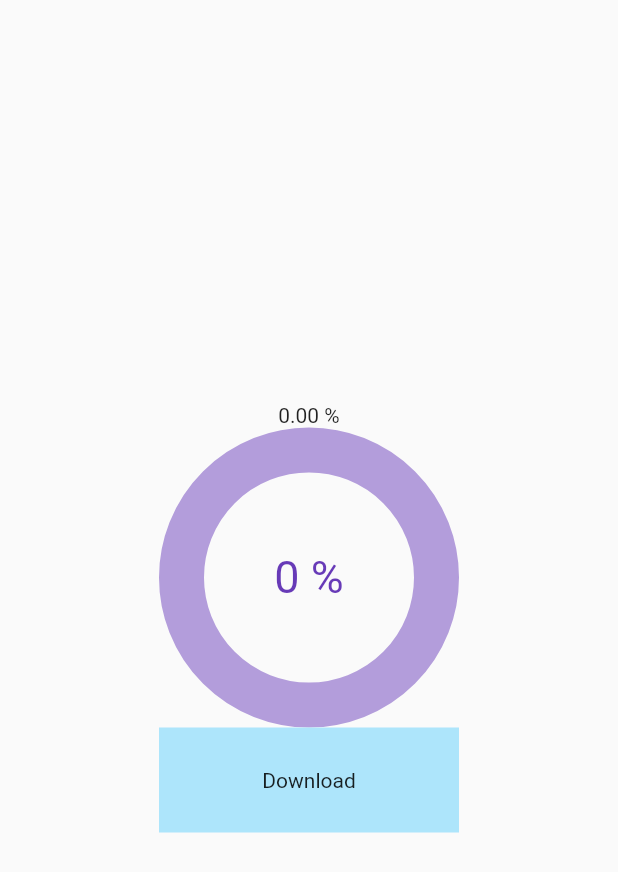
After one commit to Navdip-2003/friday_chat_app, a Flutter app: the download_storage screen opened directly, after a tap on "Download", on a phone screen of 412 x 824 dp. The commit adds this screen. Shown: the top 872 px of the screen. Run offline on Flutter 3.47's test engine with Material 2 defaults, Android fonts, the phone set to English and light mode, and no system bars; drawn by our look-alikes of percent_indicator; our stand-ins replace audioplayers, auto_size_text, cached_network_image, cloud_firestore, dio, file_picker and 17 more; missing offline and left inert: advstory, clipboard, dart:ffi, flutter_launcher_icons, image_downloader and 3 more; accounts and stored records are empty; network calls fail.

```diff
--- a/lib/advance_feature/audio_player.dart
+++ b/lib/advance_feature/audio_player.dart
@@ -11,6 +11,7 @@ import 'package:flutter/src/widgets/framework.dart';
 import 'package:file_picker/file_picker.dart';
 import 'package:audioplayers/audioplayers.dart';
 import 'package:flutter_launcher_icons/xml_templates.dart';
+import 'package:friday_chat_app/advance_feature/download_local_storage.dart';
 import 'package:friday_chat_app/advance_feature/player_audio.dart';
 import 'package:friday_chat_app/variables.dart';
 class audio_player extends StatefulWidget {
@@ -156,7 +157,7 @@ class _audio_playerState extends State<audio_player> {
                 ),
                 ElevatedButton(
                   onPressed: () async {
-                    var file = "/data/user/0/com.example.friday_chat_app/cache/file_picker/Mind_Relaxing_Mashup_|_Lo-fi_Cover_|_Romantic_Non-Stop_Jukebox_|_Bollywood_Songs_|_Relaxx_Vibes(128k)";
+                    var file = "/data/user/0/com.example.friday_chat_app/cache/file_picker/Gujarati_Slowed_+_Reverb_Mixtape_1_|_30_Minutes_to_Relax_and_Chill_|_Yours_Lo-fi_(_Gujarati_Lofi_)(128k).m4a";
                    if(await File(file).exists()){
                     log("file exists: " );
 
@@ -165,11 +166,17 @@ class _audio_playerState extends State<audio_player> {
 
                    }
 
-                    _player.play(UrlSource("/data/user/0/com.example.friday_chat_app/cache/file_picker/Mind_Relaxing_Mashup_|_Lo-fi_Cover_|_Romantic_Non-Stop_Jukebox_|_Bollywood_Songs_|_Relaxx_Vibes(128k)"));
+                    _player.play(UrlSource(file));
 
                   },
                   child: Text("PICK LOCAL AUDIO FILE")
                 ),
+                ElevatedButton(onPressed: (){
+                  Navigator.push(context, MaterialPageRoute(builder: (context)=>download_storage()));
+
+                }, child: Text("GEt DowNload "))
+
+
               ],
             ),
           ),
--- /dev/null
+++ b/lib/advance_feature/download_local_storage.dart
@@ -0,0 +1,153 @@
+import 'dart:developer';
+import 'dart:io';
+import 'package:dio/dio.dart';
+import 'package:flutter/material.dart';
+import 'package:flutter/src/widgets/container.dart';
+import 'package:flutter/src/widgets/framework.dart';
+import 'package:intl/intl.dart';
+import 'package:path_provider/path_provider.dart';
+import 'package:percent_indicator/circular_percent_indicator.dart';
+import 'package:permission_handler/permission_handler.dart';
+import 'package:uuid/uuid.dart';
+
+class download_storage extends StatefulWidget {
+  const download_storage({super.key});
+
+  @override
+  State<download_storage> createState() => _download_storageState();
+}
+
+class _download_storageState extends State<download_storage> {
+  var ddr = 0.0 ;
+  var download_per = 0.0;
+  var url = "https://firebasestorage.googleapis.com/v0/b/chat-data-f147e.appspot.com/o/audio_file%2FMaan_Meri_Jaan_%7C_Official_Music_Video_%7C_Champagne_Talk_%7C_King(256k)?alt=media&token=86ea8cec-7ba8-49fa-a532-596b3d872f3e";
+  bool isloading = false;
+
+  Future<bool> savefile() async{
+    Directory? directory;
+    try{
+      if(await _request_permissions(Permission.storage)){
+        directory = await getExternalStorageDirectory();
+        log("${directory!.path}");
+        String newpath = "";
+        print(directory.path.split("/"));
+
+        var split_file = directory.path.split("/");
+        ///storage/emulated/0//data/com.example.friday_chat_app/files
+
+        for(int i = 1 ;  i < split_file.length ; i++){
+          if(split_file[i] != "Android"){
+            newpath += "/" + split_file[i];
+          }else{
+            break;
+          }
+        }
+        newpath = newpath +"/FridayData";
+        directory = Directory(newpath);
+        log("${newpath}");
+
+
+      }else{
+        return false;
+      }
+
+      if(!await directory.exists()){
+        await directory.create(recursive: true);
+      }
+      if(await directory.exists()){
+        var nameOFFile = Uuid().v1();
+        var filename = "AUD-$nameOFFile";
+        File saveFile = File(directory.path+"/$filename");
+        await Dio().download(
+          url,
+          saveFile.path,
+          onReceiveProgress: (count, total) {
+            setState(() {
+              download_per = count / total * 100 ;
+              var ddr = download_per / 100;
+
+
+            });
+          });
+        return true;
+      }
+    }catch(e){
+      print(e);
+
+    }
+    return false;
+  }
+  Future<bool> _request_permissions(Permission permissions)async{
+    if(await permissions.isGranted){
+      return true;
+    }else{
+      var result = await permissions.request();
+      if(result == permissions.isGranted){
+        return true;
+      }else{
+        return false;
+      }
+    }
+  }
+
+  download_file() async{
+    setState(() {
+      isloading = true;
+    });
+    bool downloaded = await savefile();
+    if(downloaded){
+      print("downloaded done");
+    }else{
+      print("download failed");
+    }
+    setState(() {
+      isloading = false;
+    });
+
+  }
+  @override
+  Widget build(BuildContext context) {
+
+    return Scaffold(
+      body: Container(
+        padding: EdgeInsets.all(20),
+        child: Center(
+
+          child: Column(
+
+            mainAxisAlignment: MainAxisAlignment.center,
+            children: [
+              Text("${download_per.toStringAsFixed(2)} %"),
+              CircularPercentIndicator(
+                animateFromLastPercent: true,
+                radius: 100,
+                animation: true,
+                lineWidth: 30,
+                percent: (download_per / 100),
+                progressColor: Colors.deepPurple,
+                backgroundColor: Colors.deepPurple.shade200,
+                circularStrokeCap: CircularStrokeCap.round,
+                center: Text("${download_per.toStringAsFixed(0)} %" , style: TextStyle(color: Colors.deepPurple , fontSize: 30),),
+
+              ),
+
+              InkWell(
+                onTap: () {
+                  download_file();
+                },
+                child: Container(
+                  padding: EdgeInsets.all(20),
+                  alignment: Alignment.center,
+                  height: 70,
+                  width: 200,
+                  color: Color.fromARGB(255, 173, 229, 251),
+                  child: Text("Download", textAlign: TextAlign.center,),
+                ),
+              ),
+            ],
+          ),
+        ),
+      ),
+    );
+  }
+}
--- a/lib/chatroom.dart
+++ b/lib/chatroom.dart
@@ -151,7 +151,13 @@ class _chatroomState extends State<chatroom> {
   Future upload_pickimage() async {
     int status = 1;
     var filename = Uuid().v1();
-    await _firestore.collection("chatroom").doc(chat_id).collection("chat").doc(filename).set({"sendy": _auth.currentUser!.displayName, "message": "", "type": "img", "time": DateTime.now()});
+    await _firestore.collection("chatroom").doc(chat_id).collection("chat").doc(filename).set(
+      {
+        "sendy": _auth.currentUser!.displayName,
+        "message": "",
+        "type": "img",
+        "time": DateTime.now()
+      });
     var ref = FirebaseStorage.instance.ref().child("images").child("$filename.jpg");
     var up_image = await ref.putFile(pick_image!).catchError((error) async {
       await _firestore.collection("chatroom").doc(chat_id).collection("chat").doc(filename).delete();
@@ -608,6 +614,33 @@ class _chatroomState extends State<chatroom> {
                                         SizedBox(height: 5)
                                       ],
                                     );
+                                  }else if (gt == "audio") {
+                                    return Column(
+                                      children: [
+                                        Container(
+                                          padding: EdgeInsets.symmetric(horizontal: 5, vertical: 5),
+                                          //height: rang.size.height / 4.4,
+                                          width: rang.size.width,
+                                          alignment: snapshot.data!.docs[index]["sendy"] == _auth.currentUser!.displayName ? Alignment.centerRight : Alignment.centerLeft,
+                                          child: Container(
+                                            height: 100,
+                                            width: 400,
+                                            color: Colors.red,
+                                          ),
+                                        ),
+                                        Container(
+                                          margin: EdgeInsets.symmetric(horizontal: 16),
+                                          alignment: snapshot.data!.docs[index]['sendy'] == _auth.currentUser!.displayName ? Alignment.centerRight : Alignment.centerLeft,
+                                          //color: Colors.blueAccent,
+                                          width: rang.size.width,
+                                          child: Text(
+                                            dateString,
+                                            style: TextStyle(fontSize: 10, color: Colors.black45),
+                                          ),
+                                        ),
+                                        SizedBox(height: 5)
+                                      ],
+                                    );
                                   }
 
                                   return Container();
```
Also changed, not shown: pubspec.yaml (+8 -0 lines), pubspec.lock.
